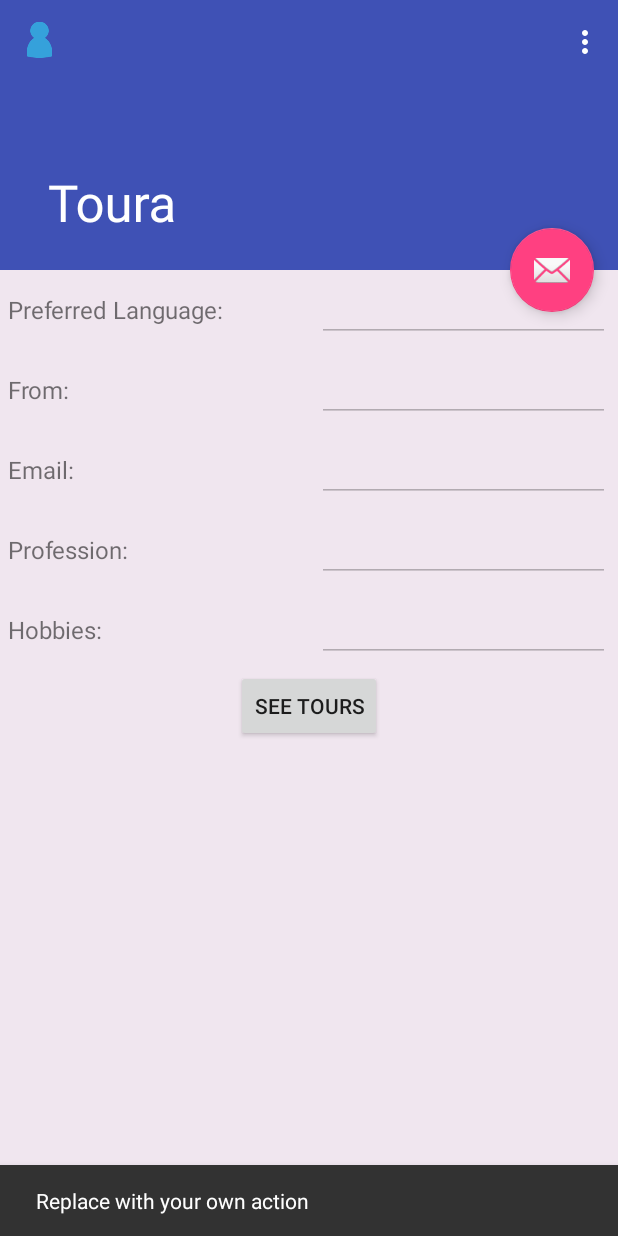
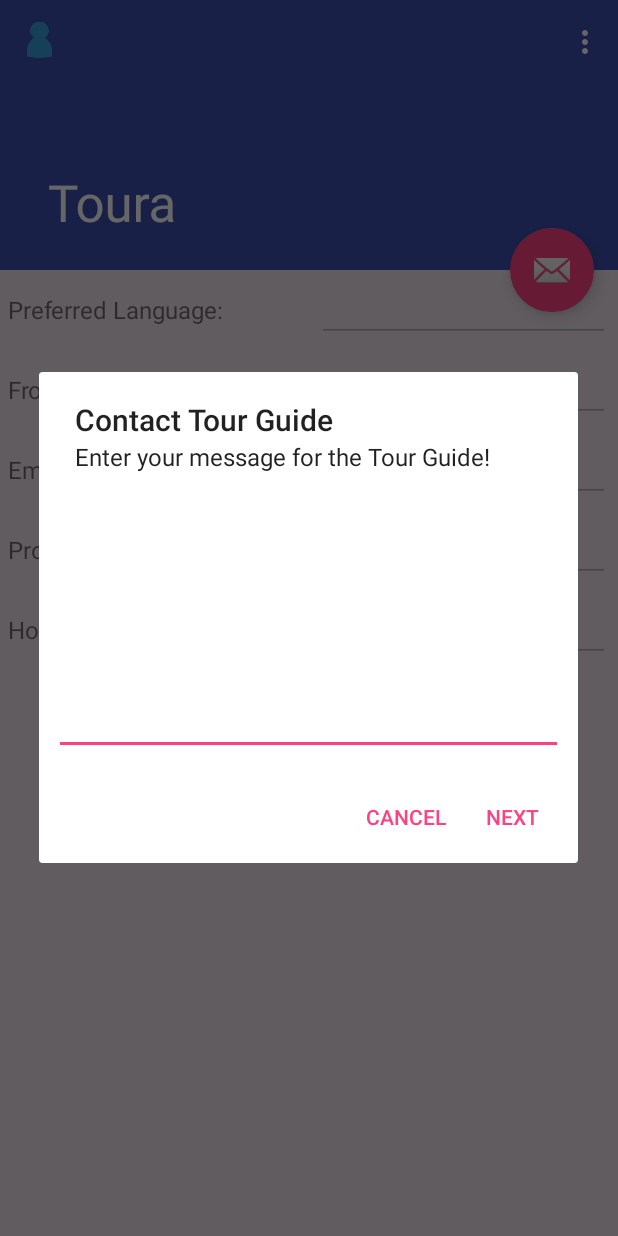
Before and after one commit to munarahman/Toura, an Android app: the screen it shows after launch (ProfileActivity), after a tap on an icon or button, on a phone screen of 412 x 824 dp. Run offline under Robolectric (Android 15) with nearby library versions, the phone set to English and light mode, and no system bars; our stand-ins replace Firebase (no records; nobody signed in at launch, a user with empty details on screens opened directly).

Commit message:
re-add email button, share google API key for both Places and Maps

```diff
--- a/app/src/debug/res/values/google_maps_api.xml
+++ b/app/src/debug/res/values/google_maps_api.xml
@@ -16,6 +16,8 @@
     string in this file.
     -->
     <string name="google_maps_key" templateMergeStrategy="preserve" translatable="false">
-        AIzaSyDvAAkbzYPN8sRZ3SjPXiZO88FyM_9RVuk
+        AIzaSyBsjfxWUybZ1QsI8EKROhMQSqxZVr0uWdY
     </string>
+
+    <!--google maps AIzaSyDvAAkbzYPN8sRZ3SjPXiZO88FyM_9RVuk-->
 </resources>
--- a/app/src/main/java/com/example/muna/toura/ProfileActivity.java
+++ b/app/src/main/java/com/example/muna/toura/ProfileActivity.java
@@ -1,6 +1,8 @@
 package com.example.muna.toura;
 
+import android.app.AlertDialog;
 import android.app.LocalActivityManager;
+import android.content.DialogInterface;
 import android.content.Intent;
 import android.graphics.drawable.Drawable;
 import android.os.Bundle;
@@ -8,6 +10,7 @@ import android.support.design.widget.FloatingActionButton;
 import android.support.design.widget.Snackbar;
 import android.support.v7.app.AppCompatActivity;
 import android.support.v7.widget.Toolbar;
+import android.view.LayoutInflater;
 import android.view.View;
 import android.view.Menu;
 import android.view.MenuItem;
@@ -52,8 +55,37 @@ public class ProfileActivity extends AppCompatActivity {
         fab.setOnClickListener(new View.OnClickListener() {
             @Override
             public void onClick(View view) {
-                Snackbar.make(view, "Replace with your own action", Snackbar.LENGTH_LONG)
-                        .setAction("Action", null).show();
+                AlertDialog.Builder descriptionAlertDialog = new AlertDialog.Builder(ProfileActivity.this);
+                LayoutInflater inflater = getLayoutInflater();
+                final View dialogView = inflater.inflate(R.layout.email_dialog, null);
+                final EditText edt = (EditText) dialogView.findViewById(R.id.edit1);
+                descriptionAlertDialog.setView(dialogView)
+
+                        // Setting Dialog Title
+                        .setTitle("Contact Tour Guide")
+
+                        .setMessage("Enter your message for the Tour Guide!")
+
+                        // Setting Positive "Yes" Button
+                        .setPositiveButton("Next",
+                                new DialogInterface.OnClickListener() {
+                                    public void onClick(DialogInterface dialog, int which) {
+                                        System.out.println(edt.getText().toString());
+                                        dialog.cancel();
+
+                                    }
+                                })
+
+                        // Setting Negative "NO" Button
+                        .setNegativeButton("Cancel",
+                                new DialogInterface.OnClickListener() {
+                                    public void onClick(DialogInterface dialog, int which) {
+                                        // Write your code here to execute after dialog
+                                        dialog.cancel();
+                                    }
+                                })
+
+                        .show();
             }
         });
 
--- /dev/null
+++ b/app/src/main/res/layout/email_dialog.xml
@@ -0,0 +1,19 @@
+<?xml version="1.0" encoding="utf-8"?>
+<LinearLayout xmlns:android="http://schemas.android.com/apk/res/android"
+    android:orientation="vertical"
+    android:layout_width="match_parent"
+    android:layout_height="match_parent"
+    android:padding="10dp">
+
+    <EditText
+        android:id="@+id/edit1"
+        android:layout_width="match_parent"
+        android:layout_height="fill_parent"
+        android:inputType="textMultiLine"
+        android:lines="8"
+        android:minLines="6"
+        android:gravity="top|left"
+        android:maxLines="10"
+        android:scrollbars="vertical" />
+
+</LinearLayout>
--- a/build.gradle
+++ b/build.gradle
@@ -5,7 +5,7 @@ buildscript {
         jcenter()
     }
     dependencies {
-        classpath 'com.android.tools.build:gradle:2.2.3'
+        classpath 'com.android.tools.build:gradle:2.3.0'
         classpath 'com.google.gms:google-services:3.0.0'
 
         // NOTE: Do not place your application dependencies here; they belong
```
Also changed, not shown: gradle/wrapper/gradle-wrapper.properties, 7 other files.
